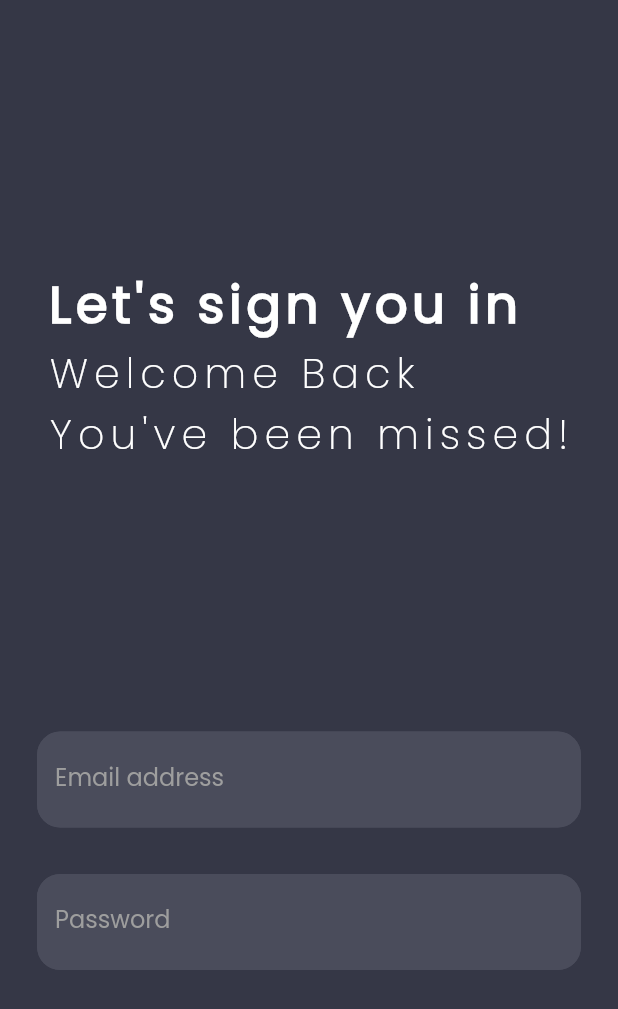
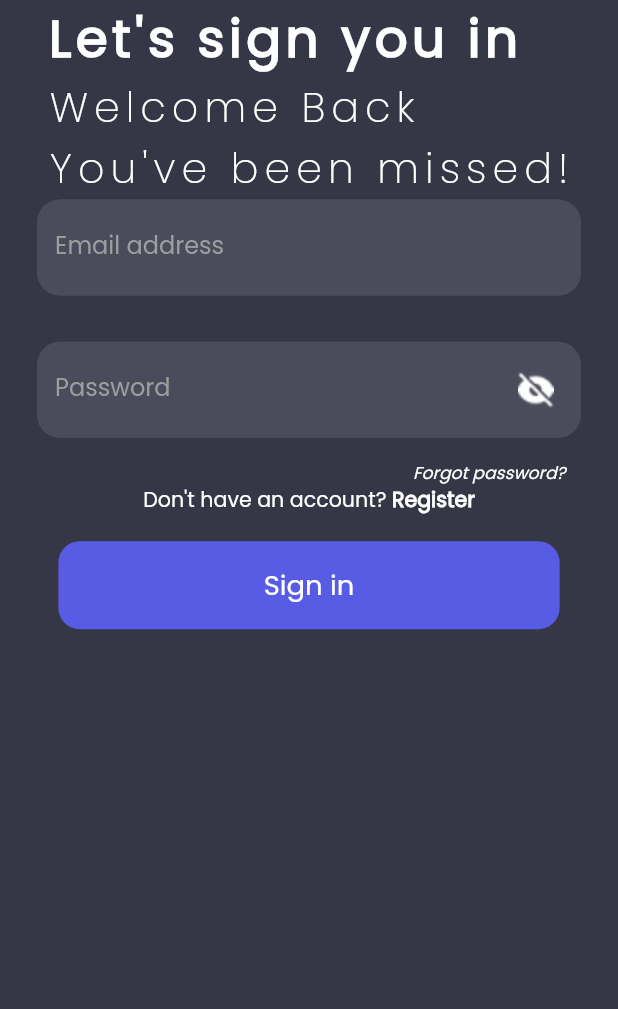
Before and after one commit to ziggy010/FYP_ESHARE, a Flutter app: the screen it shows after launch, on a phone screen of 412 x 824 dp. Shown: the top 1009 px of the screen. Run offline on Flutter 3.47's test engine with Material 2 defaults, Android fonts, the phone set to English and light mode, and no system bars; our stand-ins replace card_swiper, flutter_screenutil, get.

Commit message:
login_page

```diff
--- /dev/null
+++ b/lib/View/components/login_bottom.dart
@@ -0,0 +1,55 @@
+import 'package:e_share/Main%20files/constant.dart';
+import 'package:e_share/View/components/main_components/my_button.dart';
+import 'package:flutter/material.dart';
+import 'package:flutter_screenutil/flutter_screenutil.dart';
+
+class LoginBottom extends StatelessWidget {
+  const LoginBottom({super.key});
+
+  @override
+  Widget build(BuildContext context) {
+    return Column(
+      mainAxisAlignment: MainAxisAlignment.center,
+      children: [
+        RichText(
+          text: TextSpan(
+            text: 'Don\'t have an account? ',
+            style: TextStyle(
+              color: Colors.white,
+              fontFamily: 'poppins',
+              fontSize: 12.sp,
+            ),
+            children: <TextSpan>[
+              TextSpan(
+                text: 'Register',
+                style: TextStyle(
+                  color: Colors.white,
+                  fontFamily: 'poppins',
+                  fontSize: 12.sp,
+                  fontWeight: FontWeight.bold,
+                ),
+              ),
+            ],
+          ),
+        ),
+        SizedBox(
+          height: 16.h,
+        ),
+        MyButton(
+          height: 57.h,
+          width: 292.w,
+          buttonColor: kSelectedColor,
+          borderRadius: 14,
+          textWidget: Text(
+            'Sign in',
+            style: TextStyle(
+              color: Colors.white,
+              fontFamily: 'poppins',
+              fontSize: 16.sp,
+            ),
+          ),
+        ),
+      ],
+    );
+  }
+}
--- a/lib/View/components/login_page.dart
+++ b/lib/View/components/login_page.dart
@@ -1,4 +1,5 @@
 import 'package:e_share/Main%20files/constant.dart';
+import 'package:e_share/View/components/login_bottom.dart';
 import 'package:e_share/View/components/login_page_components./login_mid.dart';
 import 'package:e_share/View/components/login_page_components./login_top.dart';
 import 'package:flutter/material.dart';
@@ -16,16 +17,23 @@ class LoginPage extends StatelessWidget {
       },
       child: Scaffold(
         backgroundColor: kBackgroundColor,
-        body: Padding(
+        body: SafeArea(
+          bottom: false,
+          child: Padding(
             padding: EdgeInsets.symmetric(
               horizontal: 24.h,
             ),
+            child: SingleChildScrollView(
+              physics: BouncingScrollPhysics(),
               child: Column(
                 mainAxisAlignment: MainAxisAlignment.spaceEvenly,
-            children: [
+                children: const [
                   LoginTop(),
                   LoginMid(),
+                  LoginBottom(),
                 ],
+              ),
+            ),
           ),
         ),
       ),
--- a/lib/View/components/login_page_components./login_mid.dart
+++ b/lib/View/components/login_page_components./login_mid.dart
@@ -1,4 +1,5 @@
 import 'package:e_share/View/components/main_components/my_textfield.dart';
+import 'package:e_share/main.dart';
 import 'package:flutter/material.dart';
 import 'package:flutter_screenutil/flutter_screenutil.dart';
 
@@ -25,6 +26,31 @@ class LoginMid extends StatelessWidget {
           ObscureText: true,
           hintText: 'Password',
           labelText: 'Password',
+          icon: Image.asset(
+            'icons/password_invisible.png',
+            color: Colors.white,
+          ),
+        ),
+        SizedBox(
+          height: 14.h,
+        ),
+        Row(
+          mainAxisAlignment: MainAxisAlignment.end,
+          children: [
+            Padding(
+              padding: EdgeInsets.only(
+                right: 10.h,
+              ),
+              child: Text(
+                'Forgot password?',
+                style: TextStyle(
+                  color: Colors.white,
+                  fontSize: 10.sp,
+                  fontStyle: FontStyle.italic,
+                ),
+              ),
+            )
+          ],
         ),
       ],
     );
--- a/lib/View/components/main_components/my_button.dart
+++ b/lib/View/components/main_components/my_button.dart
@@ -2,38 +2,38 @@ import 'package:flutter/material.dart';
 import 'package:flutter_screenutil/flutter_screenutil.dart';
 
 class MyButton extends StatelessWidget {
+  final double? height;
+  final double? width;
   final Color buttonColor;
-  final String text;
   final Color borderColor;
+  final int borderRadius;
+  final Widget textWidget;
 
   MyButton({
+    required this.height,
+    required this.width,
     this.borderColor = Colors.transparent,
     required this.buttonColor,
-    required this.text,
+    required this.borderRadius,
+    required this.textWidget,
   });
 
   @override
   Widget build(BuildContext context) {
     return Container(
-      height: 42.h,
-      width: 144.w,
+      height: height,
+      width: width,
       decoration: BoxDecoration(
-          color: buttonColor,
-          borderRadius: BorderRadius.circular(10.r),
-          border: Border.all(
-            color: borderColor,
-            width: 1.5,
-          )),
+        color: buttonColor,
+        borderRadius: BorderRadius.circular(borderRadius.r),
+        border: Border.all(
+          color: borderColor,
+          width: 1.5,
+        ),
+      ),
       child: Center(
-          child: Text(
-        text,
-        style: TextStyle(
-          color: Colors.white,
-          fontSize: 13.sp,
-          fontFamily: 'manrope',
-          letterSpacing: 0.3,
-        ),
-      )),
+        child: textWidget,
+      ),
     );
   }
 }
--- a/lib/View/components/main_components/my_textfield.dart
+++ b/lib/View/components/main_components/my_textfield.dart
@@ -5,7 +5,7 @@ class MyTextfield extends StatelessWidget {
   final TextInputType? keyboardType;
   Function(String) onSaved;
   final bool ObscureText;
-  final Icon? icon;
+  final Widget? icon;
   final String? hintText;
   final String? labelText;
 
@@ -34,7 +34,12 @@ class MyTextfield extends StatelessWidget {
       decoration: InputDecoration(
         fillColor: Color(0xFF4A4C5B),
         filled: true,
-        suffixIcon: icon,
+        suffixIcon: Padding(
+          padding: EdgeInsets.only(
+            right: 6.h,
+          ),
+          child: icon,
+        ),
         enabledBorder: OutlineInputBorder(
           borderSide: BorderSide(color: Color(0xFF4A4C5B)),
           borderRadius: BorderRadius.circular(15.r),
--- a/lib/View/components/my_detail_components/my_detail_mid.dart
+++ b/lib/View/components/my_detail_components/my_detail_mid.dart
@@ -50,15 +50,15 @@ class _MyDetailMidState extends State<MyDetailMid>
           child: Row(
             mainAxisAlignment: MainAxisAlignment.spaceBetween,
             children: [
-              MyButton(
-                buttonColor: const Color(0xFF49495C),
-                text: 'Update Design',
-              ),
-              MyButton(
-                buttonColor: Colors.transparent,
-                text: 'Edit Information',
-                borderColor: const Color(0xFF49495C),
-              ),
+              // MyButton(
+              //   buttonColor: const Color(0xFF49495C),
+              //   text: 'Update Design',
+              // ),
+              // MyButton(
+              //   buttonColor: Colors.transparent,
+              //   text: 'Edit Information',
+              //   borderColor: const Color(0xFF49495C),
+              // ),
             ],
           ),
         ),
```
Also changed, not shown: icons/password_invisible.png (added). Lines whose indentation alone changed are shown as unchanged.
